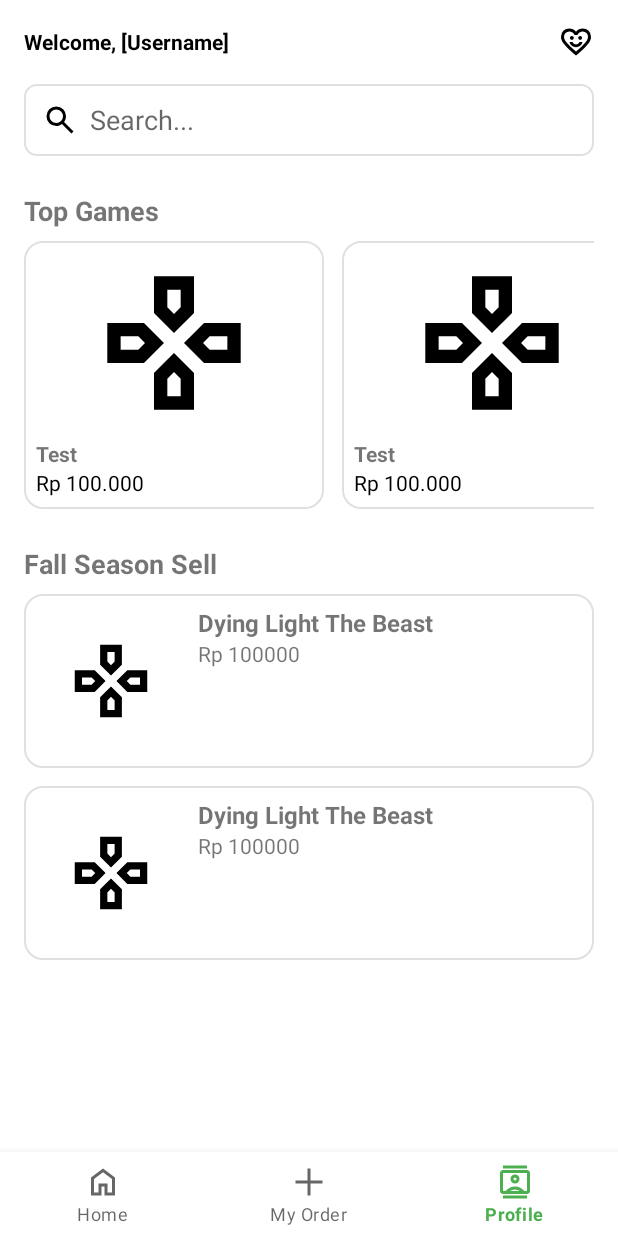
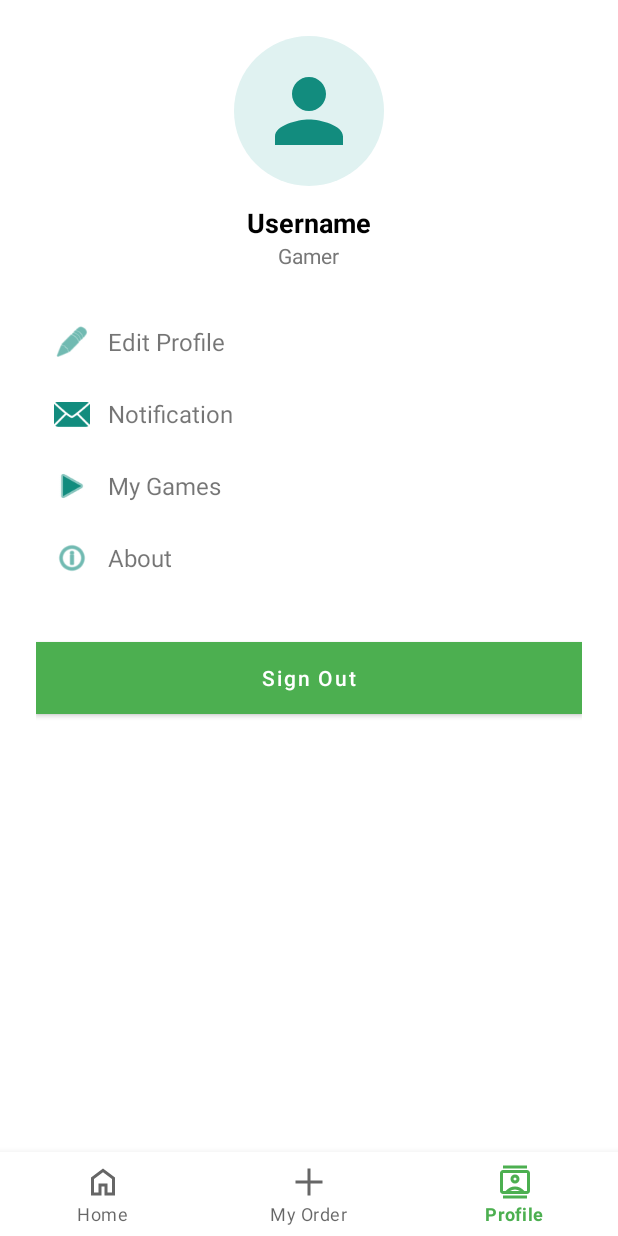
Before and after one commit to sammymices/UTS_MOAPPS, an Android app: the screen it shows after launch (MainActivity), item 3 of the bottom bar chosen, on a phone screen of 412 x 824 dp. Run offline under Robolectric (Android 15) with nearby library versions, the light colour scheme and no system bars; our stand-ins replace navigation-ui.

Commit message:
GW JADIIN FRAGMENT

```diff
--- a/app/build.gradle.kts
+++ b/app/build.gradle.kts
@@ -37,6 +37,8 @@ android {
 
 dependencies {
 
+    implementation("androidx.navigation:navigation-fragment-ktx:2.7.7")
+    implementation("androidx.navigation:navigation-ui-ktx:2.7.7")
     implementation("com.google.android.material:material:1.13.0")
     implementation("androidx.recyclerview:recyclerview:1.4.0")
     implementation("androidx.constraintlayout:constraintlayout:2.2.1")
--- a/app/src/main/java/com/example/uts_moapps/MainActivity.kt
+++ b/app/src/main/java/com/example/uts_moapps/MainActivity.kt
@@ -2,27 +2,19 @@ package com.example.uts_moapps
 
 import android.os.Bundle
 import androidx.appcompat.app.AppCompatActivity
-import androidx.recyclerview.widget.LinearLayoutManager
-import androidx.recyclerview.widget.RecyclerView
+import androidx.navigation.fragment.NavHostFragment
+import androidx.navigation.ui.NavigationUI
+import com.google.android.material.bottomnavigation.BottomNavigationView
 
 class MainActivity : AppCompatActivity() {
-
     override fun onCreate(savedInstanceState: Bundle?) {
         super.onCreate(savedInstanceState)
         setContentView(R.layout.activity_main)
 
-        // Top Picks RecyclerView
-        val rvTop = findViewById<RecyclerView>(R.id.rvTopPicks)
-        rvTop.layoutManager = LinearLayoutManager(
-            this,
-            LinearLayoutManager.HORIZONTAL,
-            false
-        )
-        rvTop.adapter = TopPickAdapter(listOf("A", "B", "C"))
+        val navHostFragment = supportFragmentManager.findFragmentById(R.id.nav_host_fragment) as NavHostFragment
+        val navController = navHostFragment.navController
 
-        // Recommendation RecyclerView
-        val rvRec = findViewById<RecyclerView>(R.id.rvRecommendation)
-        rvRec.layoutManager = LinearLayoutManager(this)
-        rvRec.adapter = RecommendationAdapter(listOf("A", "B"))
+        val bottomNavigationView = findViewById<BottomNavigationView>(R.id.bottomNavigationView)
+        NavigationUI.setupWithNavController(bottomNavigationView, navController)
     }
 }
--- /dev/null
+++ b/app/src/main/java/com/example/uts_moapps/fragments/HomeFragment.kt
@@ -0,0 +1,38 @@
+package com.example.uts_moapps.fragments
+
+import android.os.Bundle
+import android.view.LayoutInflater
+import android.view.View
+import android.view.ViewGroup
+import androidx.fragment.app.Fragment
+import androidx.recyclerview.widget.LinearLayoutManager
+import androidx.recyclerview.widget.RecyclerView
+import com.example.uts_moapps.R
+import com.example.uts_moapps.RecommendationAdapter
+import com.example.uts_moapps.TopPickAdapter
+
+class HomeFragment : Fragment() {
+
+    override fun onCreateView(
+        inflater: LayoutInflater, container: ViewGroup?,
+        savedInstanceState: Bundle?
+    ): View? {
+        // Hubungkan fragment ke layout home_fragment.xml
+        return inflater.inflate(R.layout.home_fragment, container, false)
+    }
+
+    override fun onViewCreated(view: View, savedInstanceState: Bundle?) {
+        super.onViewCreated(view, savedInstanceState)
+
+        // Top Picks RecyclerView
+        val rvTop = view.findViewById<RecyclerView>(R.id.rvTopPicks)
+        rvTop.layoutManager =
+            LinearLayoutManager(requireContext(), LinearLayoutManager.HORIZONTAL, false)
+        rvTop.adapter = TopPickAdapter(listOf("A", "B", "C"))
+
+        // Recommendation RecyclerView
+        val rvRec = view.findViewById<RecyclerView>(R.id.rvRecommendation)
+        rvRec.layoutManager = LinearLayoutManager(requireContext())
+        rvRec.adapter = RecommendationAdapter(listOf("A", "B"))
+    }
+}
--- /dev/null
+++ b/app/src/main/java/com/example/uts_moapps/fragments/PlaceholderFragment.kt
@@ -0,0 +1,15 @@
+package com.example.uts_moapps.fragments
+
+import android.os.Bundle
+import android.view.LayoutInflater
+import android.view.View
+import android.view.ViewGroup
+import androidx.fragment.app.Fragment
+import com.example.uts_moapps.R
+
+class PlaceholderFragment : Fragment() {
+    override fun onCreateView(inflater: LayoutInflater, container: ViewGroup?, savedInstanceState: Bundle?): View? {
+        // simple layout: create small layout file fragment_placeholder.xml OR reuse home_fragment temporarily
+        return inflater.inflate(R.layout.fragment_placeholder, container, false)
+    }
+}
--- /dev/null
+++ b/app/src/main/java/com/example/uts_moapps/fragments/ProfileFragment.kt
@@ -0,0 +1,15 @@
+package com.example.uts_moapps.fragments
+
+import android.os.Bundle
+import android.view.LayoutInflater
+import android.view.View
+import android.view.ViewGroup
+import androidx.fragment.app.Fragment
+import com.example.uts_moapps.R
+
+class ProfileFragment : Fragment() {
+    override fun onCreateView(inflater: LayoutInflater, container: ViewGroup?, savedInstanceState: Bundle?): View? {
+        // simple layout: create small layout file fragment_placeholder.xml OR reuse home_fragment temporarily
+        return inflater.inflate(R.layout.fragment_profile, container, false)
+    }
+}
--- /dev/null
+++ b/app/src/main/res/drawable/circle_bg.xml
@@ -0,0 +1,5 @@
+<?xml version="1.0" encoding="utf-8"?>
+<shape xmlns:android="http://schemas.android.com/apk/res/android"
+    android:shape="oval">
+    <solid android:color="#E0F2F1" />
+</shape>
--- /dev/null
+++ b/app/src/main/res/drawable/ic_person.xml
@@ -0,0 +1,5 @@
+<vector xmlns:android="http://schemas.android.com/apk/res/android" android:height="24dp" android:tint="#000000" android:viewportHeight="24" android:viewportWidth="24" android:width="24dp">
+
+    <path android:fillColor="@android:color/white" android:pathData="M12,12c2.21,0 4,-1.79 4,-4s-1.79,-4 -4,-4 -4,1.79 -4,4 1.79,4 4,4zM12,14c-2.67,0 -8,1.34 -8,4v2h16v-2c0,-2.66 -5.33,-4 -8,-4z"/>
+
+</vector>
--- /dev/null
+++ b/app/src/main/res/drawable/list_item_selector.xml
@@ -0,0 +1,5 @@
+<?xml version="1.0" encoding="utf-8"?>
+<selector xmlns:android="http://schemas.android.com/apk/res/android">
+    <item android:drawable="@color/surface" android:state_pressed="true" />
+    <item android:drawable="@android:color/transparent" />
+</selector>
--- a/app/src/main/res/layout/activity_main.xml
+++ b/app/src/main/res/layout/activity_main.xml
@@ -1,96 +1,27 @@
 <?xml version="1.0" encoding="utf-8"?>
-<androidx.constraintlayout.widget.ConstraintLayout
-    xmlns:android="http://schemas.android.com/apk/res/android"
+<androidx.coordinatorlayout.widget.CoordinatorLayout xmlns:android="http://schemas.android.com/apk/res/android"
     xmlns:app="http://schemas.android.com/apk/res-auto"
+    xmlns:tools="http://schemas.android.com/tools"
     android:layout_width="match_parent"
     android:layout_height="match_parent"
-    android:background="@color/white">
+    tools:context=".MainActivity">
 
-    <androidx.core.widget.NestedScrollView
+    <!-- Tempat tampilkan Fragment -->
+    <fragment
+        android:id="@+id/nav_host_fragment"
+        android:name="androidx.navigation.fragment.NavHostFragment"
         android:layout_width="match_parent"
         android:layout_height="match_parent"
-        android:fillViewport="true"
-        app:layout_constraintTop_toTopOf="parent">
+        app:layout_constraintBottom_toTopOf="@id/bottomNavigationView"
+        app:defaultNavHost="true"
+        app:navGraph="@navigation/nav_graph" />
 
-        <LinearLayout
-            android:layout_width="match_parent"
-            android:layout_height="wrap_content"
-            android:orientation="vertical"
-            android:padding="16dp">
-
-            <!-- 🔹 Top Bar -->
-            <LinearLayout
-                android:layout_width="match_parent"
-                android:layout_height="wrap_content"
-                android:gravity="center_vertical"
-                android:orientation="horizontal"
-                android:layout_marginBottom="16dp">
-
-                <TextView
-                    android:layout_width="0dp"
-                    android:layout_height="wrap_content"
-                    android:layout_weight="1"
-                    android:text="Welcome, [Username]"
-                    android:textColor="@color/black"
-                    android:textStyle="bold"/>
-
-                <ImageView
-                    android:layout_width="24dp"
-                    android:layout_height="24dp"
-                    android:src="@drawable/ic_heart" />
-            </LinearLayout>
-
-            <!-- 🔹 Search Bar -->
-            <EditText
-                android:layout_width="match_parent"
-                android:layout_height="48dp"
-                android:hint="Search..."
-                android:padding="12dp"
-                android:background="@drawable/search_background"
-                android:drawableStart="@drawable/ic_search"
-                android:drawablePadding="8dp"/>
-
-            <!-- 🔹 Top Picks -->
-            <TextView
-                android:layout_width="match_parent"
-                android:layout_height="wrap_content"
-                android:text="@string/top_games"
-                android:textSize="18sp"
-                android:textStyle="bold"
-                android:layout_marginTop="24dp"/>
-
-            <androidx.recyclerview.widget.RecyclerView
-                android:id="@+id/rvTopPicks"
-                android:layout_width="match_parent"
-                android:layout_height="wrap_content"
-                android:orientation="horizontal"
-                android:layout_marginTop="8dp"
-                android:layout_marginBottom="24dp"/>
-
-            <!-- 🔹 Recommendations -->
-            <TextView
-                android:layout_width="match_parent"
-                android:layout_height="wrap_content"
-                android:text="@string/our_recommendation"
-                android:textSize="18sp"
-                android:textStyle="bold"/>
-
-            <androidx.recyclerview.widget.RecyclerView
-                android:id="@+id/rvRecommendation"
-                android:layout_width="match_parent"
-                android:layout_height="wrap_content"
-                android:layout_marginTop="8dp"/>
-
-        </LinearLayout>
-    </androidx.core.widget.NestedScrollView>
-
-    <!-- 🔹 Bottom Navigation -->
+    <!-- Bottom Navigation -->
     <com.google.android.material.bottomnavigation.BottomNavigationView
         android:id="@+id/bottomNavigationView"
         android:layout_width="match_parent"
         android:layout_height="wrap_content"
-        android:background="@color/white"
-        app:menu="@menu/bottom_nav_menu"
-        app:layout_constraintBottom_toBottomOf="parent"/>
+        android:layout_gravity="bottom"
+        app:menu="@menu/bottom_nav_menu" />
 
-</androidx.constraintlayout.widget.ConstraintLayout>
+</androidx.coordinatorlayout.widget.CoordinatorLayout>
--- /dev/null
+++ b/app/src/main/res/layout/fragment_placeholder.xml
@@ -0,0 +1,12 @@
+<?xml version="1.0" encoding="utf-8"?>
+<FrameLayout xmlns:android="http://schemas.android.com/apk/res/android"
+    android:layout_width="match_parent"
+    android:layout_height="match_parent"
+    android:gravity="center">
+
+    <TextView
+        android:layout_width="wrap_content"
+        android:layout_height="wrap_content"
+        android:text="Placeholder"
+        android:textSize="18sp"/>
+</FrameLayout>
--- /dev/null
+++ b/app/src/main/res/layout/fragment_profile.xml
@@ -0,0 +1,156 @@
+<?xml version="1.0" encoding="utf-8"?>
+<ScrollView xmlns:android="http://schemas.android.com/apk/res/android"
+    xmlns:app="http://schemas.android.com/apk/res-auto"
+    android:layout_width="match_parent"
+    android:layout_height="match_parent"
+    android:fillViewport="true"
+    android:background="@color/white">
+
+    <LinearLayout
+        android:layout_width="match_parent"
+        android:layout_height="wrap_content"
+        android:orientation="vertical"
+        android:padding="24dp">
+
+        <!-- Profile Photo -->
+        <!-- placeholder -->
+        <ImageView
+            android:id="@+id/imgProfile"
+            android:layout_width="100dp"
+            android:layout_height="100dp"
+            android:layout_gravity="center_horizontal"
+            android:src="@drawable/ic_person"
+            android:background="@drawable/circle_bg"
+            android:padding="16dp"
+            app:tint="@color/tosca" />
+
+        <!-- Username -->
+        <TextView
+            android:id="@+id/tvUsername"
+            android:layout_width="wrap_content"
+            android:layout_height="wrap_content"
+            android:text="Username"
+            android:textStyle="bold"
+            android:textSize="18sp"
+            android:layout_gravity="center_horizontal"
+            android:layout_marginTop="12dp"
+            android:textColor="@color/black" />
+
+        <!-- Sub text -->
+        <TextView
+            android:layout_width="wrap_content"
+            android:layout_height="wrap_content"
+            android:text="Gamer"
+            android:layout_gravity="center_horizontal"
+            android:textColor="#777777"
+            android:layout_marginBottom="24dp" />
+
+        <!-- MENU LIST -->
+        <LinearLayout
+            android:layout_width="match_parent"
+            android:layout_height="wrap_content"
+            android:orientation="vertical">
+
+            <!-- Edit Profile -->
+            <LinearLayout
+                android:layout_width="match_parent"
+                android:layout_height="48dp"
+                android:gravity="center_vertical"
+                android:paddingHorizontal="12dp"
+                android:background="@drawable/list_item_selector">
+
+                <ImageView
+                    android:src="@android:drawable/ic_menu_edit"
+                    android:layout_width="24dp"
+                    android:layout_height="24dp"
+                    app:tint="@color/tosca" />
+
+                <TextView
+                    android:layout_marginStart="12dp"
+                    android:text="Edit Profile"
+                    android:textSize="16sp"
+                    android:layout_width="wrap_content"
+                    android:layout_height="wrap_content" />
+            </LinearLayout>
+
+            <!-- Notification -->
+            <LinearLayout
+                android:layout_width="match_parent"
+                android:layout_height="48dp"
+                android:gravity="center_vertical"
+                android:paddingHorizontal="12dp"
+                android:background="@drawable/list_item_selector">
+
+                <ImageView
+                    android:src="@android:drawable/ic_dialog_email"
+                    android:layout_width="24dp"
+                    android:layout_height="24dp"
+                    app:tint="@color/tosca" />
+
+                <TextView
+                    android:layout_marginStart="12dp"
+                    android:text="Notification"
+                    android:textSize="16sp"
+                    android:layout_width="wrap_content"
+                    android:layout_height="wrap_content" />
+            </LinearLayout>
+
+            <!-- My Games -->
+            <LinearLayout
+                android:layout_width="match_parent"
+                android:layout_height="48dp"
+                android:gravity="center_vertical"
+                android:paddingHorizontal="12dp"
+                android:background="@drawable/list_item_selector">
+
+                <ImageView
+                    android:src="@android:drawable/ic_media_play"
+                    android:layout_width="24dp"
+                    android:layout_height="24dp"
+                    app:tint="@color/tosca" />
+
+                <TextView
+                    android:layout_marginStart="12dp"
+                    android:text="My Games"
+                    android:textSize="16sp"
+                    android:layout_width="wrap_content"
+                    android:layout_height="wrap_content" />
+            </LinearLayout>
+
+            <!-- About -->
+            <LinearLayout
+                android:layout_width="match_parent"
+                android:layout_height="48dp"
+                android:gravity="center_vertical"
+                android:paddingHorizontal="12dp"
+                android:background="@drawable/list_item_selector">
+
+                <ImageView
+                    android:src="@android:drawable/ic_menu_info_details"
+                    android:layout_width="24dp"
+                    android:layout_height="24dp"
+                    app:tint="@color/tosca" />
+
+                <TextView
+                    android:layout_marginStart="12dp"
+                    android:text="About"
+                    android:textSize="16sp"
+                    android:layout_width="wrap_content"
+                    android:layout_height="wrap_content" />
+            </LinearLayout>
+        </LinearLayout>
+
+        <!-- Sign Out Button -->
+        <Button
+            android:id="@+id/btnSignOut"
+            android:layout_width="match_parent"
+            android:layout_height="48dp"
+            android:layout_marginTop="32dp"
+            android:layout_marginBottom="16dp"
+            android:background="#D32F2F"
+            android:text="Sign Out"
+            android:textAllCaps="false"
+            android:textColor="@android:color/white" />
+
+    </LinearLayout>
+</ScrollView>
--- /dev/null
+++ b/app/src/main/res/layout/home_fragment.xml
@@ -0,0 +1,77 @@
+<?xml version="1.0" encoding="utf-8"?>
+<androidx.core.widget.NestedScrollView xmlns:android="http://schemas.android.com/apk/res/android"
+    android:layout_width="match_parent"
+    android:layout_height="match_parent"
+    android:fillViewport="true">
+
+    <LinearLayout
+        android:layout_width="match_parent"
+        android:layout_height="wrap_content"
+        android:orientation="vertical"
+        android:padding="16dp">
+
+        <!-- 🔹 Top Bar -->
+        <LinearLayout
+            android:layout_width="match_parent"
+            android:layout_height="wrap_content"
+            android:gravity="center_vertical"
+            android:orientation="horizontal"
+            android:layout_marginBottom="16dp">
+
+            <TextView
+                android:layout_width="0dp"
+                android:layout_height="wrap_content"
+                android:layout_weight="1"
+                android:text="Welcome, [Username]"
+                android:textColor="@color/black"
+                android:textStyle="bold" />
+
+            <ImageView
+                android:layout_width="24dp"
+                android:layout_height="24dp"
+                android:src="@drawable/ic_heart" />
+        </LinearLayout>
+
+        <!-- 🔹 Search Bar -->
+        <EditText
+            android:layout_width="match_parent"
+            android:layout_height="48dp"
+            android:hint="Search..."
+            android:padding="12dp"
+            android:background="@drawable/search_background"
+            android:drawableStart="@drawable/ic_search"
+            android:drawablePadding="8dp" />
+
+        <!-- 🔹 Top Picks -->
+        <TextView
+            android:layout_width="match_parent"
+            android:layout_height="wrap_content"
+            android:text="@string/top_games"
+            android:textSize="18sp"
+            android:textStyle="bold"
+            android:layout_marginTop="24dp" />
+
+        <androidx.recyclerview.widget.RecyclerView
+            android:id="@+id/rvTopPicks"
+            android:layout_width="match_parent"
+            android:layout_height="wrap_content"
+            android:orientation="horizontal"
+            android:layout_marginTop="8dp"
+            android:layout_marginBottom="24dp" />
+
+        <!-- 🔹 Recommendations -->
+        <TextView
+            android:layout_width="match_parent"
+            android:layout_height="wrap_content"
+            android:text="@string/our_recommendation"
+            android:textSize="18sp"
+            android:textStyle="bold" />
+
+        <androidx.recyclerview.widget.RecyclerView
+            android:id="@+id/rvRecommendation"
+            android:layout_width="match_parent"
+            android:layout_height="wrap_content"
+            android:layout_marginTop="8dp" />
+
+    </LinearLayout>
+</androidx.core.widget.NestedScrollView>
--- /dev/null
+++ b/app/src/main/res/navigation/nav_graph.xml
@@ -0,0 +1,24 @@
+<?xml version="1.0" encoding="utf-8"?>
+<navigation xmlns:android="http://schemas.android.com/apk/res/android"
+    xmlns:app="http://schemas.android.com/apk/res-auto"
+    xmlns:tools="http://schemas.android.com/tools"
+    app:startDestination="@id/nav_home">
+
+    <fragment
+        android:id="@+id/nav_home"
+        android:name="com.example.uts_moapps.fragments.HomeFragment"
+        android:label="Home"
+        tools:layout="@layout/home_fragment" />
+
+    <fragment
+        android:id="@+id/nav_orders"
+        android:name="com.example.uts_moapps.fragments.PlaceholderFragment"
+        android:label="Orders"
+        tools:layout="@layout/fragment_placeholder" />
+
+    <fragment
+        android:id="@+id/nav_profile"
+        android:name="com.example.uts_moapps.fragments.ProfileFragment"
+        android:label="Profile"
+        tools:layout="@layout/fragment_profile" />
+</navigation>
--- a/app/src/main/res/values/colors.xml
+++ b/app/src/main/res/values/colors.xml
@@ -3,4 +3,5 @@
     <color name="black">#000000</color>
     <color name="primary">#4CAF50</color>
     <color name="surface">#F5F7F6</color>
+    <color name="tosca">#128C7E</color>
 </resources>
```
Also changed, not shown: 1 other file.
